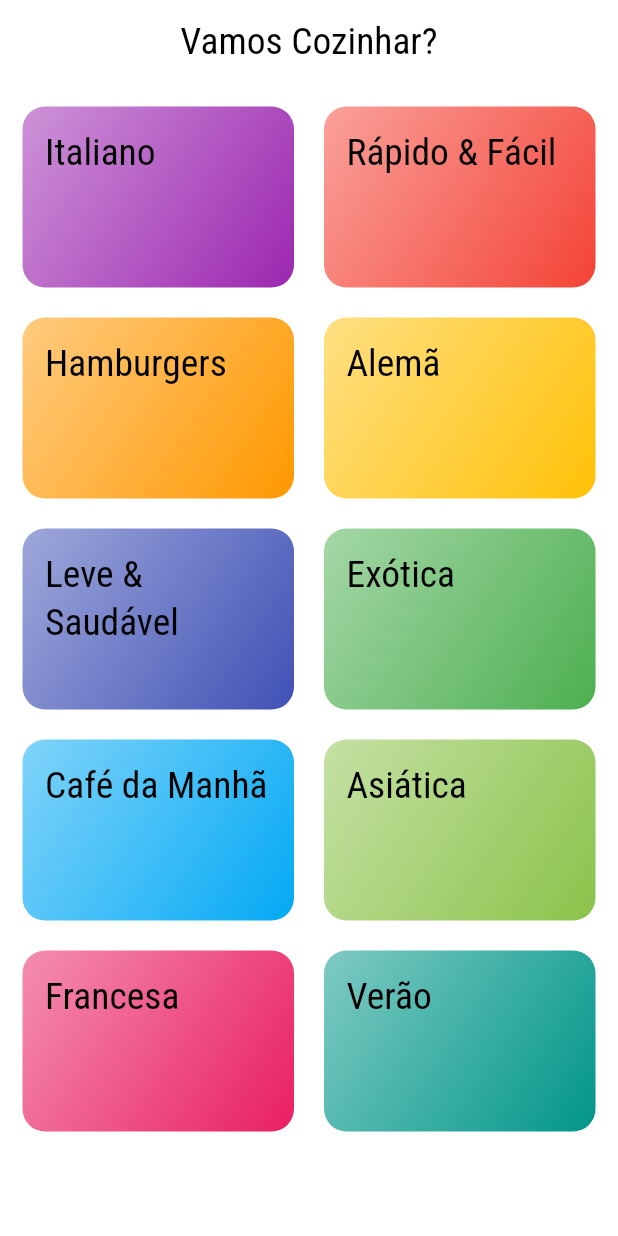
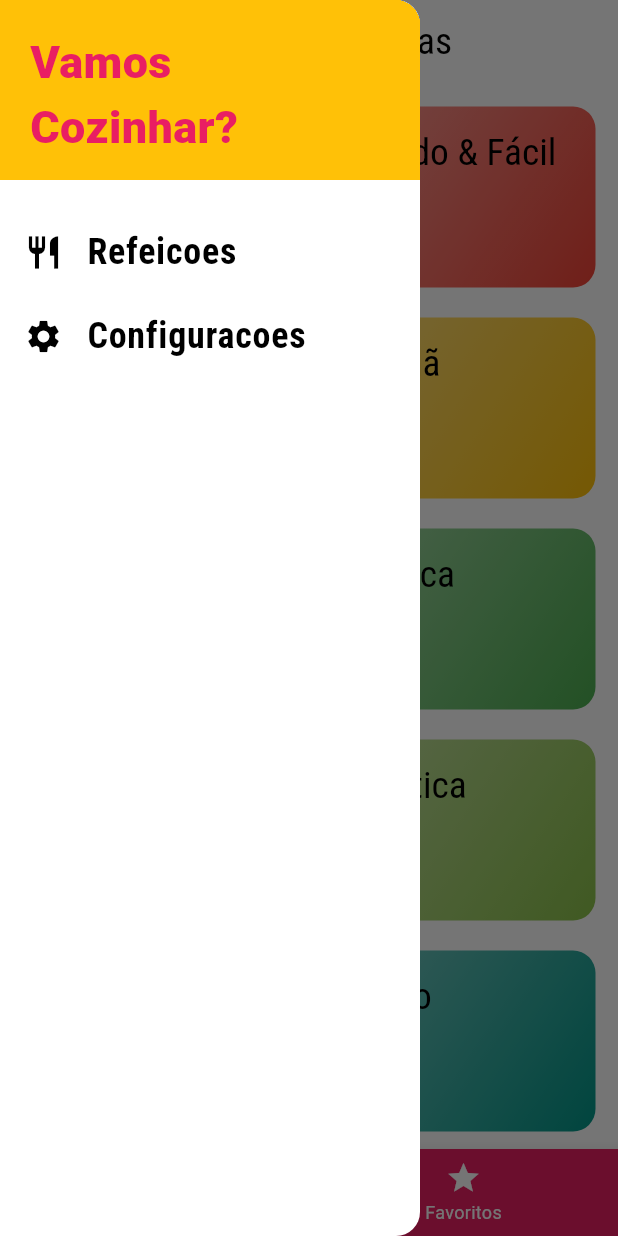
Before and after one commit to Mur1love/MealsRecepiesApp, a Flutter app: the screen it shows after launch, with the side drawer open (before the commit the screen has no drawer), on a phone screen of 412 x 824 dp. Run offline on Flutter 3.47's test engine with Material 3 defaults, Android fonts, the phone set to English and light mode, and no system bars.

Commit message:
add favorites, drawer, new screens & data management

```diff
--- /dev/null
+++ b/lib/components/main_drawer.dart
@@ -0,0 +1,67 @@
+// ignore_for_file: avoid_unnecessary_containers
+
+import 'package:flutter/material.dart';
+import '../utils/app_routes.dart';
+
+
+
+class MainDrawer extends StatelessWidget {
+  const MainDrawer({super.key});
+
+  Widget _createItem(IconData icon, String label, VoidCallback onTap) {
+    return ListTile(
+      leading: Icon(
+        icon,
+        size: 26,
+      ),
+      title: Text(
+        label,
+        style: const TextStyle(
+          fontFamily: 'RobotoCondensed',
+          fontSize: 24,
+          fontWeight: FontWeight.bold,
+        ),
+      ),
+      onTap: onTap,
+    );
+  }
+
+  @override
+  Widget build(BuildContext context) {
+    return Drawer(
+      width: 280,
+      child: Column(
+        children: <Widget>[
+          Container(
+            height: 120,
+            width: double.maxFinite,
+            padding: const EdgeInsets.all(20),
+            alignment: Alignment.bottomRight,
+            color: Theme.of(context).colorScheme.secondary,
+            child: Text(
+              'Vamos Cozinhar?',
+              style: TextStyle(
+                fontWeight: FontWeight.w900,
+                fontSize: 30,
+                color: Theme.of(context).colorScheme.primary,
+              ),
+            ),
+          ),
+          const SizedBox(
+            height: 20,
+          ),
+          _createItem(
+            Icons.restaurant,
+            'Refeicoes',
+            () => Navigator.of(context).pushReplacementNamed(AppRoutes.HOME)
+          ),
+          _createItem(
+            Icons.settings,
+            'Configuracoes',
+            () => Navigator.of(context).pushReplacementNamed(AppRoutes.SETTINGS)
+          ),
+        ],
+      ),
+    );
+  }
+}
--- a/lib/components/meal_item.dart
+++ b/lib/components/meal_item.dart
@@ -3,7 +3,7 @@ import 'package:meals/models/meal.dart';
 import 'package:meals/utils/app_routes.dart';
 
 class MealItem extends StatelessWidget {
-  const MealItem({super.key, required this.meal});
+  const MealItem(Meal favouriteMeal, {super.key, required this.meal});
 
   final Meal meal;
 
--- a/lib/main.dart
+++ b/lib/main.dart
@@ -1,18 +1,61 @@
 import 'package:flutter/material.dart';
+import 'package:meals/models/settings.dart';
 import 'package:meals/screens/meal_detail_screen.dart';
-import 'screens/category_screen.dart';
 import 'screens/categories_meals_screen.dart';
 import 'utils/app_routes.dart';
+import 'screens/tabs_screen.dart';
+import 'screens/settings_screen.dart';
+import 'models/meal.dart';
+import 'data/dummy_data.dart';
 
 void main() => runApp(const MyApp());
 
-class MyApp extends StatelessWidget {
-  const MyApp({super.key});
+class MyApp extends StatefulWidget {
+  const MyApp({Key? key}) : super(key: key);
+
+  @override
+  State<MyApp> createState() => _MyAppState();
+}
+
+class _MyAppState extends State<MyApp> {
+  Settings settings = Settings();
+
+  List<Meal> _availableMeals = dummyMeals;
+  List<Meal> _favoriteMeals = [];
+
+  void _filterMeals(Settings settings) {
+    setState(() {
+      this.settings = settings;
+
+      _availableMeals = dummyMeals.where((meal) {
+        final filterGluten = settings.isGlutenFree && !meal.isGlutenFree;
+        final filterLactose = settings.isLactoseFree && !meal.isLactoseFree;
+        final filterVegan = settings.isVegan && !meal.isVegan;
+        final filterVegetarian = settings.isVegetarian && !meal.isVegetarian;
+        return !filterGluten &&
+            !filterLactose &&
+            !filterVegan &&
+            !filterVegetarian;
+      }).toList();
+    });
+  }
+
+  void _toggleFavorite(Meal meal) {
+    setState(() {
+      _favoriteMeals.contains(meal)
+          ? _favoriteMeals.remove(meal)
+          : _favoriteMeals.add(meal);
+    });
+  }
+
+  bool _isFavorite(Meal meal) {
+    return _favoriteMeals.contains(meal);
+  }
 
   @override
   Widget build(BuildContext context) {
     return MaterialApp(
-      title: 'Vamos Cozinhar?',
+      title: '',
       theme: ThemeData(
         colorScheme: ColorScheme.fromSwatch(
           primarySwatch: Colors.pink,
@@ -27,9 +70,10 @@ class MyApp extends StatelessWidget {
         ),
       ),
       routes: {
-        AppRoutes.HOME: (ctx) => const CategoriesScreen(),
-        AppRoutes.CATEGORIES_MEALS: (ctx) => const CategoriesMealsScreen(),
-        AppRoutes.MEAL_DETAIL: (context) => const MealDetailScreen(),
+        AppRoutes.HOME: (ctx) => TabsScreen(_favoriteMeals),
+        AppRoutes.CATEGORIES_MEALS: (ctx) => CategoriesMealsScreen(_availableMeals),
+        AppRoutes.MEAL_DETAIL: (ctx) => MealDetailScreen(onToggleFavorite: _toggleFavorite, isFavorite: _isFavorite),
+        AppRoutes.SETTINGS: (ctx) => SettingsScreen(onSettingsChanged: _filterMeals, settings: settings,),
       },
     );
   }
--- /dev/null
+++ b/lib/models/settings.dart
@@ -0,0 +1,13 @@
+class Settings {
+  bool isGlutenFree;
+  bool isLactoseFree;
+  bool isVegan;
+  bool isVegetarian;
+
+  Settings({
+    this.isGlutenFree = false,
+    this.isLactoseFree = false,
+    this.isVegan = false,
+    this.isVegetarian = false,
+  });
+}
--- a/lib/screens/category_screen.dart
+++ b/lib/screens/category_screen.dart
@@ -7,11 +7,7 @@ class CategoriesScreen extends StatelessWidget {
 
   @override
   Widget build(BuildContext context) {
-    return Scaffold(
-      appBar: AppBar(
-        title: const Center(child: Text('Vamos Cozinhar?')),
-      ),
-      body: GridView(
+    return GridView(
       padding: const EdgeInsets.all(15),
       gridDelegate: const SliverGridDelegateWithMaxCrossAxisExtent(
         maxCrossAxisExtent: 200,
@@ -20,9 +16,10 @@ class CategoriesScreen extends StatelessWidget {
         mainAxisSpacing: 20,
       ),
       children: dummyCategories.map((cat) {
-          return CategoryItem(category: cat,);
+        return CategoryItem(
+          category: cat,
+        );
       }).toList(),
-      ),
     );
   }
 }
--- /dev/null
+++ b/lib/screens/tabs_screen.dart
@@ -0,0 +1,72 @@
+import 'package:flutter/material.dart';
+import 'package:meals/screens/category_screen.dart';
+import 'favorite_screen.dart';
+import '../components/main_drawer.dart';
+import '../models/meal.dart';
+
+class TabsScreen extends StatefulWidget {
+  final List<Meal> favoriteMeals;
+
+  const TabsScreen(this.favoriteMeals, {Key? key}) : super(key: key);
+
+  @override
+  State<TabsScreen> createState() => _TabsScreenState();
+}
+
+class _TabsScreenState extends State<TabsScreen> {
+  int _selectedScreenIndex = 0;
+
+  List<Map<String, Object>>? _screens;
+
+  @override
+  void initState() {
+    super.initState();
+    _screens = [
+      {
+        'title': 'Lista de Categorias',
+        'screen': const CategoriesScreen(),
+      },
+      {
+        'title': 'Meus Favoritos',
+        'screen': FavoriteScreen(widget.favoriteMeals),
+      },
+    ];
+  }
+
+  _selectScreen(int index) {
+    setState(() {
+      _selectedScreenIndex = index;
+    });
+  }
+
+  @override
+  Widget build(BuildContext context) {
+    return Scaffold(
+      appBar: AppBar(
+        centerTitle: true,
+        title: Text(
+          _screens![_selectedScreenIndex]['title'] as String,
+        ),
+      ),
+      drawer: const MainDrawer(),
+      body: _screens![_selectedScreenIndex]['screen'] as Widget,
+      bottomNavigationBar: BottomNavigationBar(
+        onTap: _selectScreen,
+        backgroundColor: Theme.of(context).colorScheme.primary,
+        unselectedItemColor: Colors.white,
+        selectedItemColor: Theme.of(context).colorScheme.secondary,
+        currentIndex: _selectedScreenIndex,
+        items: const [
+          BottomNavigationBarItem(
+            icon: Icon(Icons.category),
+            label: 'Categorias',
+          ),
+          BottomNavigationBarItem(
+            icon: Icon(Icons.star),
+            label: 'Favoritos',
+          ),
+        ],
+      ),
+    );
+  }
+}
--- a/lib/utils/app_routes.dart
+++ b/lib/utils/app_routes.dart
@@ -4,4 +4,5 @@ class AppRoutes {
   static const HOME = '/';
   static const CATEGORIES_MEALS = '/categories_meals';
   static const MEAL_DETAIL = '/meals_detail';
+  static const SETTINGS = '/settings';
 }
```
Also changed, not shown: lib/screens/categories_meals_screen.dart (+8 -5 lines), lib/screens/favorite_screen.dart (added, +25 -0 lines), lib/screens/meal_detail_screen.dart (+61 -20 lines), lib/screens/settings_screen.dart (added, +102 -0 lines). Lines whose indentation alone changed are shown as unchanged.
